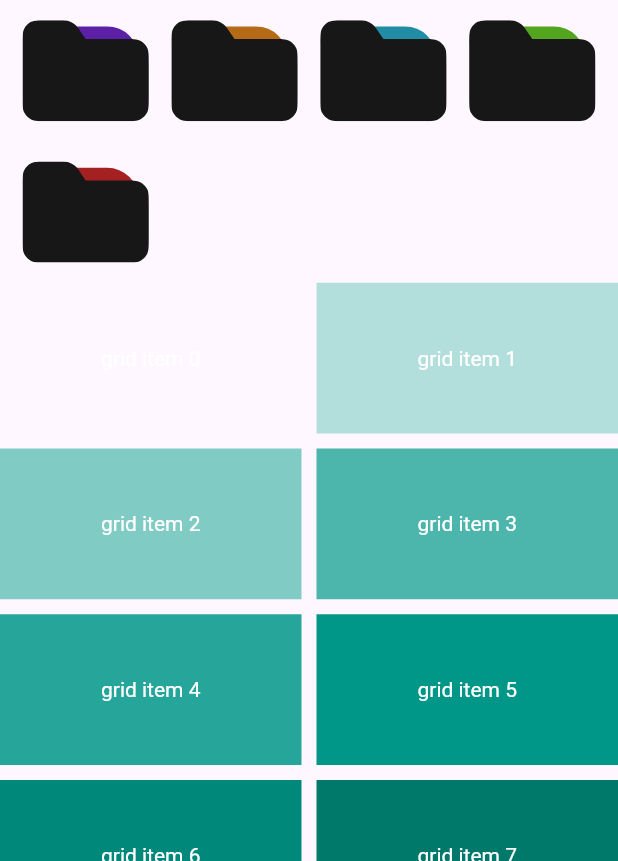
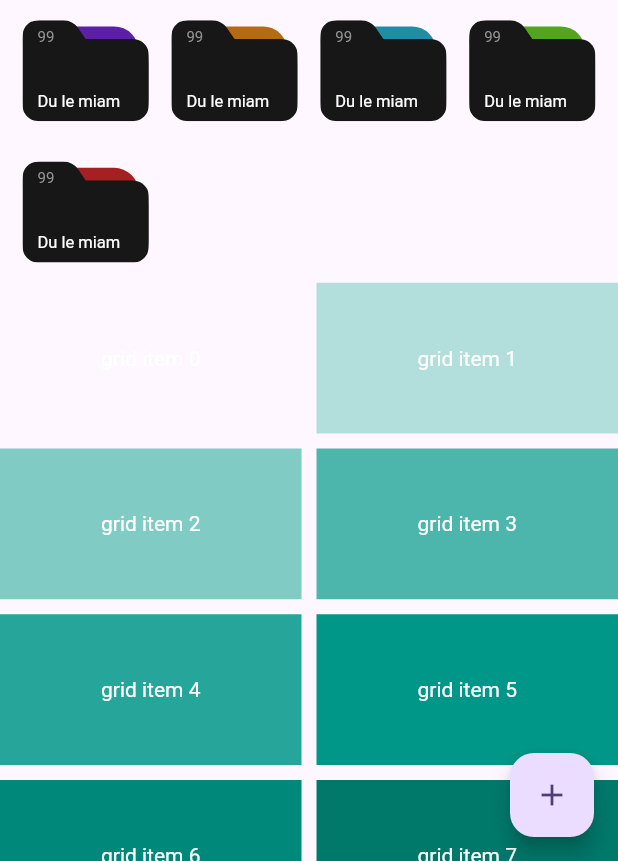
Before and after one commit to KillianFvt/Tadaaastic, a Flutter app: the screen it shows after launch, on a phone screen of 412 x 824 dp, the part 375-1236 px from its top. Run offline on Flutter 3.47's test engine with Material 2 defaults, Android fonts, the phone set to English and light mode, and no system bars; our stand-ins replace flutter_colorpicker, flutter_svg, hive_flutter; accounts and stored records are empty.

Commit message:
finished folder design + animation

```diff
--- a/lib/main.dart
+++ b/lib/pages/main.dart
@@ -3,7 +3,7 @@ import 'package:flutter_colorpicker/flutter_colorpicker.dart';
 import 'package:hive_flutter/hive_flutter.dart';
 import 'package:tadaaastic/widgets/folder_shortcut.dart';
 
-import 'hive_adapters/color_adapter.dart';
+import '../hive_adapters/color_adapter.dart';
 
 
 void main() async {
@@ -31,28 +31,48 @@ class MyApp extends StatelessWidget {
           displayColor: Colors.white,
         ),
       ),
-      home: const MyHomePage(title: 'Tadaastic'),
+      home: const GeneralOverview(title: 'Tadaastic'),
     );
   }
 }
 
-class MyHomePage extends StatefulWidget {
-  const MyHomePage({super.key, required this.title});
+class GeneralOverview extends StatefulWidget {
+  const GeneralOverview({super.key, required this.title});
 
   final String title;
 
   @override
-  State<MyHomePage> createState() => _MyHomePageState();
+  State<GeneralOverview> createState() => _GeneralOverviewState();
 }
 
-class _MyHomePageState extends State<MyHomePage> {
+class _GeneralOverviewState extends State<GeneralOverview> {
 
+  List<Widget> folders = [
+    const FolderShortcut(color: Color(0xFF5B20A5)),
+    const FolderShortcut(color: Color(0xFFB56B15)),
+    const FolderShortcut(color: Color(0xFF208DA5)),
+    const FolderShortcut(color: Color(0xFF53A520)),
+    const FolderShortcut(color: Color(0xFFA52020)),
+  ];
+
+  void newNote() {
+    // TODO implement new note function
+  }
 
   @override
   Widget build(BuildContext context) {
 
 
     return Scaffold(
+
+      floatingActionButton: FloatingActionButton(
+          onPressed: newNote,
+          tooltip: 'Nouvelle note',
+          child: const Icon(Icons.add)
+      ),
+      floatingActionButtonLocation: FloatingActionButtonLocation.endFloat,
+      floatingActionButtonAnimator: FloatingActionButtonAnimator.scaling,
+
       body: SafeArea(
         child: CustomScrollView(
           slivers: <Widget>[
@@ -64,11 +84,17 @@ class _MyHomePageState extends State<MyHomePage> {
               flexibleSpace: FlexibleSpaceBar(
                 title: Text('Demo'),
               ),
+
             ),
 
+            // maxCrossAxisExtent: 100.0,
+            // mainAxisSpacing: 0,
+            // crossAxisSpacing: 5.0,
+            // childAspectRatio: 1,
+
             SliverPadding(
-              padding: const EdgeInsets.symmetric(vertical:0.0, horizontal:10.0),
-              sliver: SliverGrid(
+                padding: const EdgeInsets.symmetric(vertical: 0, horizontal: 10),
+                sliver: SliverGrid(
                   gridDelegate: const SliverGridDelegateWithMaxCrossAxisExtent(
                     maxCrossAxisExtent: 100.0,
                     mainAxisSpacing: 0,
@@ -77,15 +103,9 @@ class _MyHomePageState extends State<MyHomePage> {
                   ),
 
                   delegate: SliverChildListDelegate(
-                    [
-                      const FolderShortcut(color: Color(0xFF5B20A5)),
-                      const FolderShortcut(color: Color(0xFFB56B15)),
-                      const FolderShortcut(color: Color(0xFF208DA5)),
-                      const FolderShortcut(color: Color(0xFF53A520)),
-                      const FolderShortcut(color: Color(0xFFA52020)),
-                    ]
-                  )
-              ),
+                    folders
+                  ),
+                ),
             ),
 
             SliverGrid(
--- a/lib/widgets/folder_shortcut.dart
+++ b/lib/widgets/folder_shortcut.dart
@@ -20,24 +20,54 @@ class FolderShortcut extends StatefulWidget {
 }
 
 class _FolderShortcutState extends State<FolderShortcut> with SingleTickerProviderStateMixin {
-  late AnimationController _controller;
+  static double _scaleTransformValue = 1;
+  static const _durationMilliseconds = 100;
+
+  late final AnimationController _controller = AnimationController(
+    duration: const Duration(milliseconds: _durationMilliseconds),
+    vsync: this,
+
+  )..addListener(() {
+    setState(() => _scaleTransformValue = _animation.value);
+  });
+
+
+  late final Animation<double> _animationCurve = CurvedAnimation(parent: _controller, curve: Curves.easeIn);
+
+  late final Animation<double> _animation = Tween(begin: 1.0, end: 0.9).animate(_animationCurve);
+
+  void shrink() {
+    _controller.forward();
+  }
+
+  void restore() {
+    Future.delayed(
+      const Duration(milliseconds: _durationMilliseconds),
+          () => _controller.reverse(),
+    );
+  }
 
   @override
   void initState() {
     super.initState();
-    _controller = AnimationController(vsync: this);
   }
 
   @override
   void dispose() {
-    _controller.dispose();
+    // _controller.dispose();
     super.dispose();
   }
 
   @override
   Widget build(BuildContext context) {
     return GestureDetector(
-      onTap: () => {},  //TODO make the function
+      onTap: () {
+        shrink();
+        restore();
+      },
+
+      child: Transform.scale(
+        scale: _scaleTransformValue,
 
         child: Padding(
             padding: const EdgeInsets.all(5.0),
@@ -51,7 +81,7 @@ class _FolderShortcutState extends State<FolderShortcut> with SingleTickerProvid
                       widthFactor: 0.8, heightFactor: 0.5,
 
                       child: FractionalBorderRadiusContainer(
-                      borderRadiusFactor: 0.2,
+                        borderRadiusFactor: 0.04,
                         color: widget.color,
                       )
                   ),
@@ -70,12 +100,32 @@ class _FolderShortcutState extends State<FolderShortcut> with SingleTickerProvid
                   ),
                 ),
 
-              // TODO add the name
+                PositionedDirectional(
+                    bottom: 15,
+                    start: 10,
+                    child: Text(
+                      widget.name,
+                      style: const TextStyle(
+                        color: Colors.white,
+                        fontSize: 11,
+                      ),
+                    )
+                ),
 
-              // TODO add the note count
+                PositionedDirectional(
+                    top: 14,
+                    start: 10,
+                    child: Text(
+                      "${widget.noteAmt}",
+                      style: const TextStyle(
+                        color: Color(0xFF949494),
+                        fontSize: 10,
+                      ),
+                    )
+                )
               ],
             ),
-
+        ),
       ),
     );
   }
--- a/lib/widgets/fractional_border_radius_container.dart
+++ b/lib/widgets/fractional_border_radius_container.dart
@@ -35,4 +35,13 @@ class _FractionalBorderRadiusContainerState extends State<FractionalBorderRadius
       child: widget.child,
     );
   }
+
+  @override
+  void initState() {
+    super.initState();
+    WidgetsBinding.instance
+        .addPostFrameCallback((_) => print(widget.borderRadiusFactor *
+              (widget.width ?? 1 * MediaQuery.of(context).size.width),)
+    );
+  }
 }
```
Also changed, not shown: 2 other files. Lines whose indentation alone changed are shown as unchanged.
